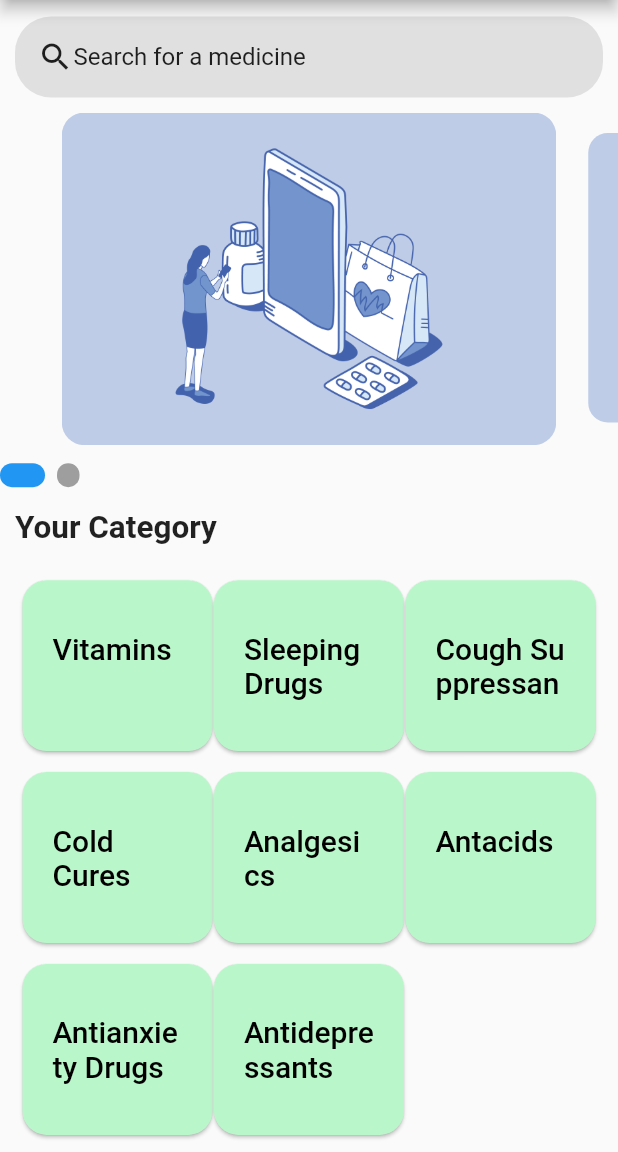
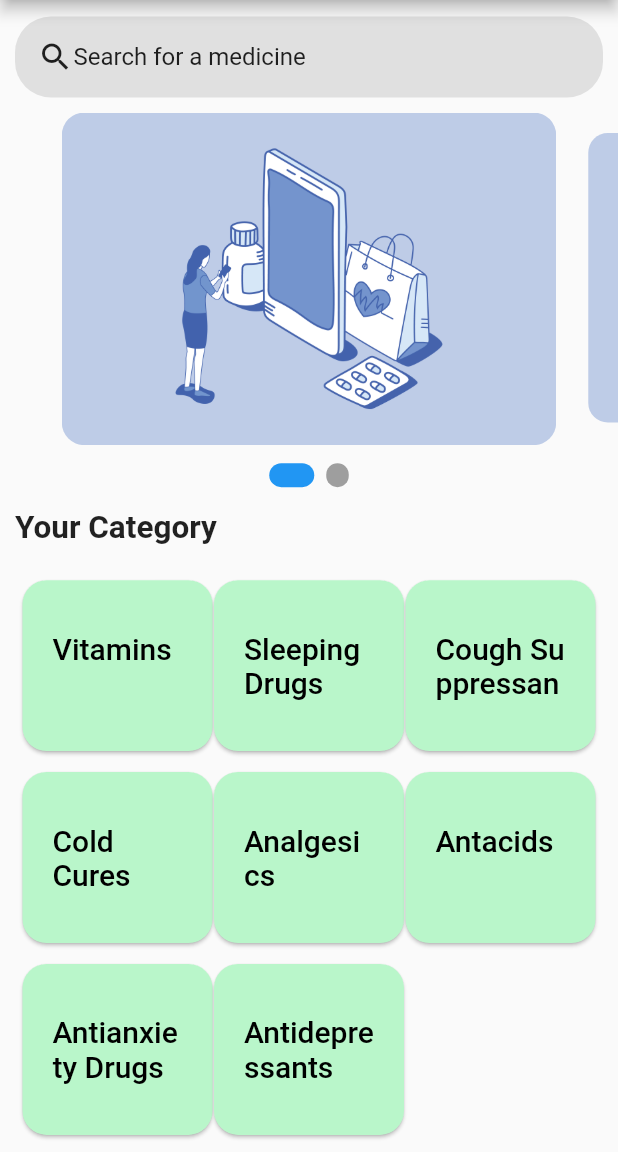
Before and after one commit to Ayaabq/pharma, a Flutter app: the CategoriesScreen screen opened directly, on a phone screen of 412 x 824 dp, the part 84-1236 px from its top. Run offline on Flutter 3.47's test engine with Material 2 defaults, Android fonts, the light colour scheme and no system bars; drawn by our look-alikes of carousel_slider, smooth_page_indicator; our stand-ins replace animated_splash_screen, google_fonts, page_transition, simple_gradient_text; missing offline and left inert: regexpattern.

Commit message:
editing category sceen Agaaain!

```diff
--- a/lib/screens/categories.dart
+++ b/lib/screens/categories.dart
@@ -163,7 +163,8 @@ class _CategoriesScreenState extends State<CategoriesScreen> {
     );
   }
 
-  Widget buildIndicator() => AnimatedSmoothIndicator(
+  Widget buildIndicator() => Center(
+        child: AnimatedSmoothIndicator(
           onDotClicked: animateToSlide,
           effect: ExpandingDotsEffect(
             dotWidth: 15,
@@ -172,6 +173,7 @@ class _CategoriesScreenState extends State<CategoriesScreen> {
           ),
           activeIndex: activeIndex,
           count: urlImages.length,
+        ),
       );
 
   void animateToSlide(int index) => controller.animateToPage(index);
```
Lines whose indentation alone changed are shown as unchanged.
